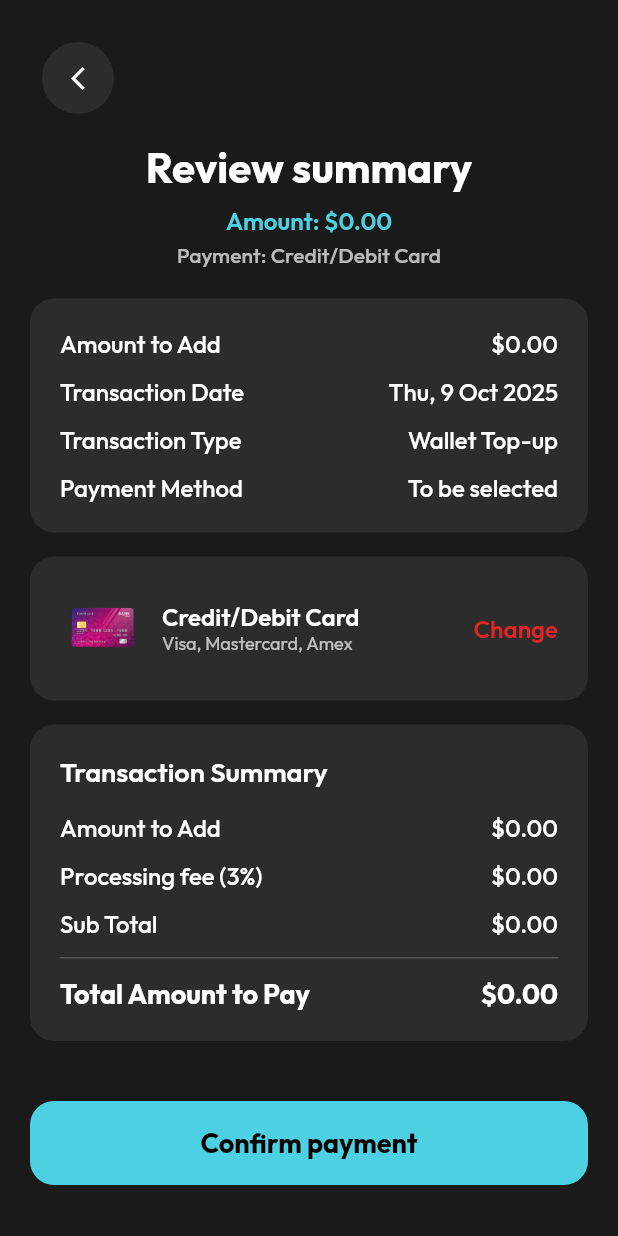
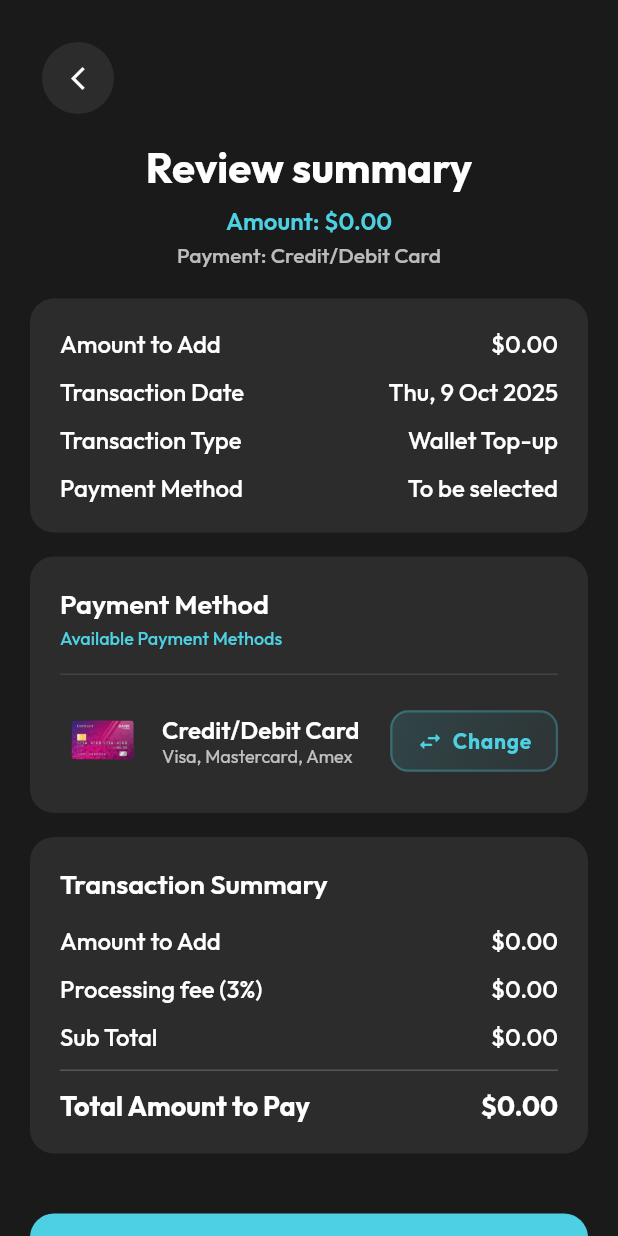
Before and after one commit to landerlopez1992-cyber/LandGo-Travel, a Flutter app: the ReviewSummaryPageWidget screen opened by its route, on a phone screen of 412 x 824 dp. Run offline on Flutter 3.47's test engine with Material 3 defaults, Android fonts, the phone set to English and light mode, and no system bars; our stand-ins replace auto_size_text, cached_network_image, cloud_firestore, dropdown_button2, firebase_core, font_awesome_flutter and 11 more; missing offline and left inert: flutter_stripe, json_path; accounts and stored records are empty; network calls fail; project files that could hold a hidden picture were left out.

Commit message:
Improve Payment Method selector UX in Review Summary
UX IMPROVEMENTS:
✅ Replaced red 'Change' button with modern turquoise design
✅ Added gradient background and border to Change button
✅ Added swap icon for better visual clarity
✅ Added 'Available Payment Methods' hint text in turquoise
✅ Restructured card with clear header section
✅ Added divider for better visual separation
✅ More professional and intuitive design

NEW DESIGN:
- Header: 'Payment Method' with 'Available Payment Methods' subtitle
- Turquoise color scheme matching LandGo Travel brand
- Modern button with gradient, border, and icon
- Clear visual hierarchy

USER BENEFITS:
- Users now know there are multiple payment methods available
- Change button is more prominent and professional
- Better visual feedback with turquoise accent
- Clearer call-to-action

TECHNICAL:
- Changed from Row to Column layout
- Added header section with hint text
- Replaced simple text button with styled Container
- Added Icons.swap_horiz_rounded for visual clarity

```diff
--- a/lib/pages/review_summary_page/review_summary_page_widget.dart
+++ b/lib/pages/review_summary_page/review_summary_page_widget.dart
@@ -277,10 +277,53 @@ class _ReviewSummaryPageWidgetState extends State<ReviewSummaryPageWidget> {
         color: const Color(0xFF2C2C2C), // GRIS OSCURO LANDGO
         borderRadius: BorderRadius.circular(16),
       ),
-      child: Row(
+      child: Column(
+        crossAxisAlignment: CrossAxisAlignment.start,
+        children: [
+          // Header: "Payment Method" with hint text
+          Row(
             mainAxisAlignment: MainAxisAlignment.spaceBetween,
             children: [
-          // Payment Method Logo
+              Column(
+                crossAxisAlignment: CrossAxisAlignment.start,
+                children: [
+                  Text(
+                    'Payment Method',
+                    style: GoogleFonts.outfit(
+                      color: Colors.white,
+                      fontSize: 18,
+                      fontWeight: FontWeight.w600,
+                    ),
+                  ),
+                  const SizedBox(height: 4),
+                  Text(
+                    'Available Payment Methods',
+                    style: GoogleFonts.outfit(
+                      color: const Color(0xFF4DD0E1), // TURQUESA LANDGO
+                      fontSize: 12,
+                      fontWeight: FontWeight.w500,
+                    ),
+                  ),
+                ],
+              ),
+            ],
+          ),
+
+          const SizedBox(height: 16),
+
+          // Divider
+          Container(
+            height: 1,
+            color: Colors.white.withOpacity(0.1),
+          ),
+
+          const SizedBox(height: 16),
+
+          // Selected Payment Method
+          Row(
+            mainAxisAlignment: MainAxisAlignment.spaceBetween,
+            children: [
+              // Payment Method Logo and Details
               Row(
                 children: [
                   Container(
@@ -338,17 +381,50 @@ class _ReviewSummaryPageWidgetState extends State<ReviewSummaryPageWidget> {
                   ),
                 ],
               ),
-          // Change Button
+
+              // Modern Change Button
               GestureDetector(
                 onTap: () => _showPaymentMethodSelector(),
-            child: Text(
+                child: Container(
+                  padding: const EdgeInsets.symmetric(horizontal: 16, vertical: 10),
+                  decoration: BoxDecoration(
+                    gradient: LinearGradient(
+                      colors: [
+                        const Color(0xFF4DD0E1).withOpacity(0.15),
+                        const Color(0xFF4DD0E1).withOpacity(0.05),
+                      ],
+                      begin: Alignment.topLeft,
+                      end: Alignment.bottomRight,
+                    ),
+                    borderRadius: BorderRadius.circular(12),
+                    border: Border.all(
+                      color: const Color(0xFF4DD0E1).withOpacity(0.3),
+                      width: 1.5,
+                    ),
+                  ),
+                  child: Row(
+                    mainAxisSize: MainAxisSize.min,
+                    children: [
+                      const Icon(
+                        Icons.swap_horiz_rounded,
+                        color: Color(0xFF4DD0E1),
+                        size: 18,
+                      ),
+                      const SizedBox(width: 6),
+                      Text(
                         'Change',
                         style: GoogleFonts.outfit(
-                color: const Color(0xFFDC2626), // ROJO LANDGO
-                fontSize: 16,
-                fontWeight: FontWeight.w600,
+                          color: const Color(0xFF4DD0E1), // TURQUESA LANDGO
+                          fontSize: 14,
+                          fontWeight: FontWeight.w700,
+                          letterSpacing: 0.5,
                         ),
                       ),
+                    ],
+                  ),
+                ),
+              ),
+            ],
           ),
         ],
       ),
```
Lines whose indentation alone changed are shown as unchanged.
